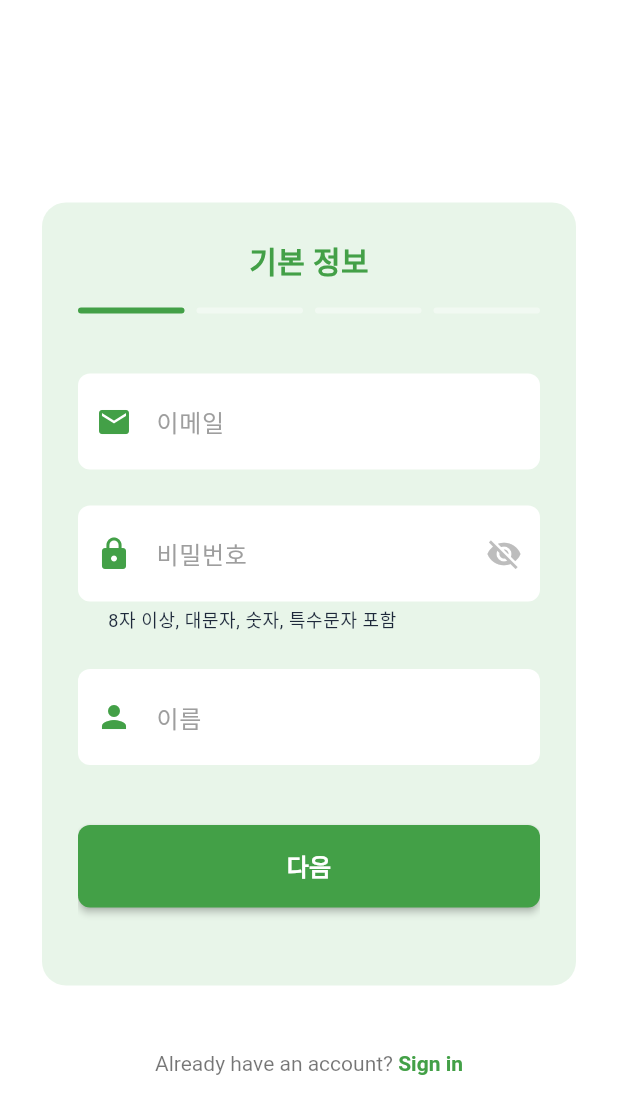
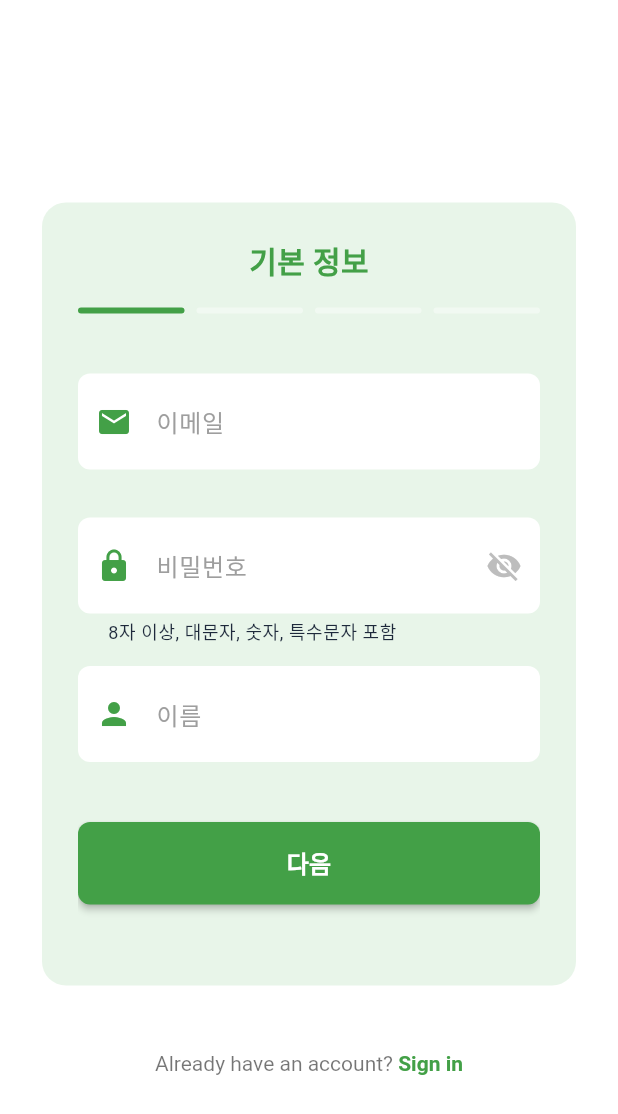
Before and after one commit to minhjih/dailyexp, a Flutter app: the SignupScreen screen opened by its route, on a phone screen of 412 x 824 dp. Shown: the top 1114 px of the screen. Run offline on Flutter 3.47's test engine with Material 3 defaults, Android fonts, the phone set to English and light mode, and no system bars; our stand-ins replace dio, flutter_signin_button, flutter_svg, google_fonts, motion_tab_bar_v2, shared_preferences and 1 more; accounts and stored records are empty.

Commit message:
UI update on signup_screen.dart

```diff
--- a/frontend/lib/screens/auth/signup_screen.dart
+++ b/frontend/lib/screens/auth/signup_screen.dart
@@ -1,7 +1,6 @@
 import 'package:flutter/material.dart';
 import 'package:provider/provider.dart';
 import '../../providers/auth_provider.dart';
-import '../../theme/colors.dart';
 
 class SignupScreen extends StatefulWidget {
   const SignupScreen({super.key});
@@ -396,8 +395,9 @@ class _SignupScreenState extends State<SignupScreen> {
               validator: _validateEmail,
               keyboardType: TextInputType.emailAddress,
               textInputAction: TextInputAction.next,
+              cursorColor: const Color(0xFF43A047),
             ),
-            const SizedBox(height: 24),
+            const SizedBox(height: 32),
             TextFormField(
               controller: _passwordController,
               decoration: _buildInputDecoration('비밀번호', Icons.lock).copyWith(
@@ -419,14 +419,16 @@ class _SignupScreenState extends State<SignupScreen> {
               validator: _validatePassword,
               obscureText: _obscurePassword, // 상태 변수 사용
               textInputAction: TextInputAction.next,
+              cursorColor: const Color(0xFF43A047),
             ),
-            const SizedBox(height: 24),
+            const SizedBox(height: 14),
             TextFormField(
               controller: _fullNameController,
               decoration: _buildInputDecoration('이름', Icons.person),
               validator: _validateName,
               textInputAction: TextInputAction.done,
               keyboardType: TextInputType.name,
+              cursorColor: const Color(0xFF43A047),
             ),
             const SizedBox(height: 40),
             _buildNavigationButton(
@@ -458,6 +460,7 @@ class _SignupScreenState extends State<SignupScreen> {
                 decoration: _buildInputDecoration('소속 기관', Icons.business),
                 textInputAction: TextInputAction.next,
                 keyboardType: TextInputType.text,
+                cursorColor: const Color(0xFF43A047),
               ),
               const SizedBox(height: 24),
               TextFormField(
@@ -465,6 +468,7 @@ class _SignupScreenState extends State<SignupScreen> {
                 decoration: _buildInputDecoration('학과/부서', Icons.school),
                 textInputAction: TextInputAction.done,
                 keyboardType: TextInputType.text,
+                cursorColor: const Color(0xFF43A047),
               ),
               const SizedBox(height: 40),
               _buildNavigationButton(
@@ -480,9 +484,13 @@ class _SignupScreenState extends State<SignupScreen> {
   }
 
   Widget _buildResearchInfoPage() {
-    return ConstrainedBox(
-      constraints: const BoxConstraints(minHeight: 400),
-      child: SingleChildScrollView(
+    return Column(
+      crossAxisAlignment: CrossAxisAlignment.stretch,
+      children: [
+        Expanded(
+          child: Stack(
+            children: [
+              SingleChildScrollView(
                 child: Padding(
                   padding: const EdgeInsets.symmetric(vertical: 16),
                   child: Column(
@@ -493,24 +501,22 @@ class _SignupScreenState extends State<SignupScreen> {
                         decoration: _buildInputDecoration('연구 분야', Icons.science),
                         textInputAction: TextInputAction.next,
                         keyboardType: TextInputType.text,
+                        cursorColor: const Color(0xFF43A047),
                       ),
-              const SizedBox(height: 24),
+                      const SizedBox(height: 15),
                       Wrap(
-                spacing: 12,
-                runSpacing: 12,
-                alignment: WrapAlignment.center,
+                        spacing: 8,
+                        runSpacing: 6,
+                        alignment: WrapAlignment.start,
                         children: _availableInterests.map((interest) {
                           final isSelected = _selectedInterests.contains(interest);
-                  return SizedBox(
-                    width: MediaQuery.of(context).size.width * 0.4,
-                    child: FilterChip(
+                          return FilterChip(
                             label: Text(
                               interest,
                               style: TextStyle(
-                          color: isSelected ? Colors.white : Colors.black87,
+                                color: isSelected ? Colors.white : Colors.black38,
                                 fontSize: 15,
-                          fontWeight:
-                              isSelected ? FontWeight.w500 : FontWeight.normal,
+                                fontWeight: isSelected ? FontWeight.w500 : FontWeight.normal,
                               ),
                             ),
                             selected: isSelected,
@@ -526,26 +532,65 @@ class _SignupScreenState extends State<SignupScreen> {
                             selectedColor: const Color(0xFF43A047),
                             backgroundColor: Colors.white,
                             checkmarkColor: Colors.white,
-                      padding: const EdgeInsets.symmetric(
-                          horizontal: 20, vertical: 12),
-                      labelPadding: const EdgeInsets.symmetric(horizontal: 8),
+                            padding: const EdgeInsets.symmetric(horizontal: 8, vertical: 10),
+                            labelPadding: const EdgeInsets.symmetric(horizontal: 5),
                             shape: RoundedRectangleBorder(
-                        borderRadius: BorderRadius.circular(20),
-                      ),
+                              borderRadius: BorderRadius.circular(30),
+                              side: BorderSide(color: isSelected ? const Color(0xFF43A047) : Colors.black12, width: 1),
                             ),
                           );
                         }).toList(),
                       ),
                       const SizedBox(height: 40),
-              _buildNavigationButton(
-                text: '다음',
-                onPressed: _nextPage,
-              ),
-              const SizedBox(height: 16),
                     ],
                   ),
                 ),
               ),
+              Positioned(
+                top: 0,
+                left: 0,
+                right: 0,
+                child: Container(
+                  height: 20,
+                  decoration: BoxDecoration(
+                    gradient: LinearGradient(
+                      begin: Alignment.topCenter,
+                      end: Alignment.bottomCenter,
+                      colors: [const Color(0xFFE6F2E5), const Color(0xFFE6F2E5).withOpacity(0.0)],
+                      stops: [0.0, 1.0],
+                    ),
+                  ),
+                ),
+              ),
+              Positioned(
+                bottom: 0,
+                left: 0,
+                right: 0,
+                child: Container(
+                  height: 48,
+                  decoration: BoxDecoration(
+                    gradient: LinearGradient(
+                      begin: Alignment.topCenter,
+                      end: Alignment.bottomCenter,
+                      colors: [const Color(0xFFE6F2E5).withOpacity(0.0), const Color(0xFFE6F2E5)],
+                      stops: [0.0, 1.0],
+                    ),
+                  ),
+                ),
+              ),
+            ],
+          ),
+        ),
+        Padding(
+          padding: const EdgeInsets.symmetric(vertical: 16),
+          child: Center(
+            child: _buildNavigationButton(
+              text: '다음',
+              onPressed: _nextPage,
+            ),
+          ),
+        ),
+      ],
     );
   }
 
@@ -567,6 +612,7 @@ class _SignupScreenState extends State<SignupScreen> {
                 maxLines: 3,
                 textInputAction: TextInputAction.next,
                 keyboardType: TextInputType.multiline,
+                cursorColor: const Color(0xFF43A047),
               ),
               const SizedBox(height: 24),
               TextFormField(
@@ -574,6 +620,7 @@ class _SignupScreenState extends State<SignupScreen> {
                 decoration: _buildInputDecoration('GitHub 프로필', Icons.link),
                 textInputAction: TextInputAction.next,
                 onChanged: (value) => _externalLinks['github'] = value,
+                cursorColor: const Color(0xFF43A047),
               ),
               const SizedBox(height: 24),
               TextFormField(
@@ -581,6 +628,7 @@ class _SignupScreenState extends State<SignupScreen> {
                 decoration: _buildInputDecoration('LinkedIn 프로필', Icons.link),
                 textInputAction: TextInputAction.done,
                 onChanged: (value) => _externalLinks['linkedin'] = value,
+                cursorColor: const Color(0xFF43A047),
               ),
               const SizedBox(height: 40),
               _buildNavigationButton(
```
Lines whose indentation alone changed are shown as unchanged.
